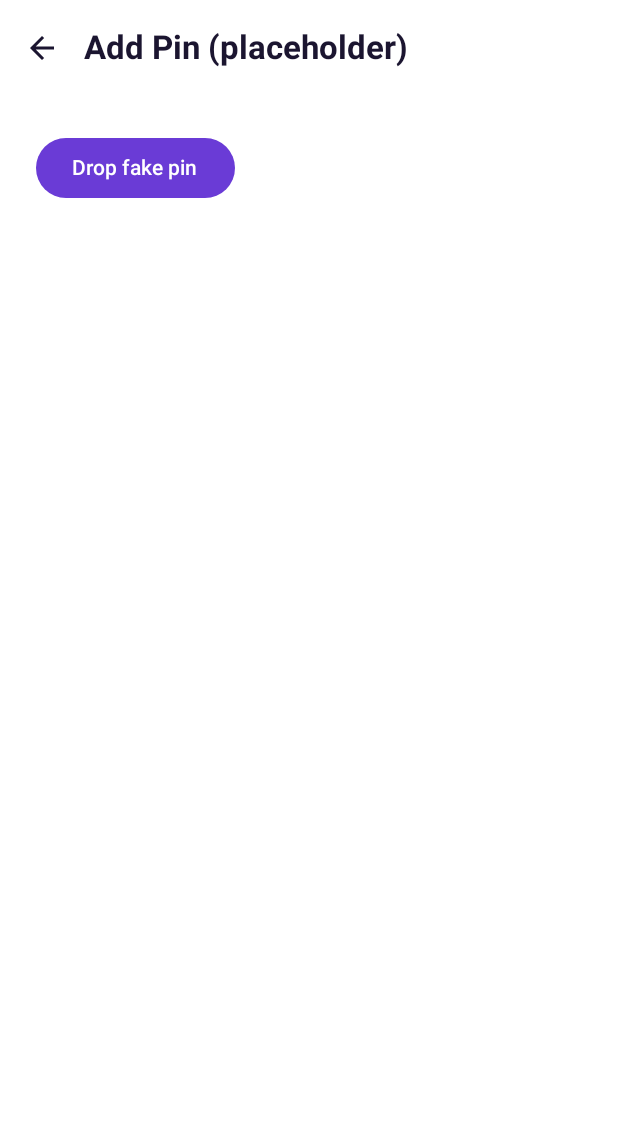
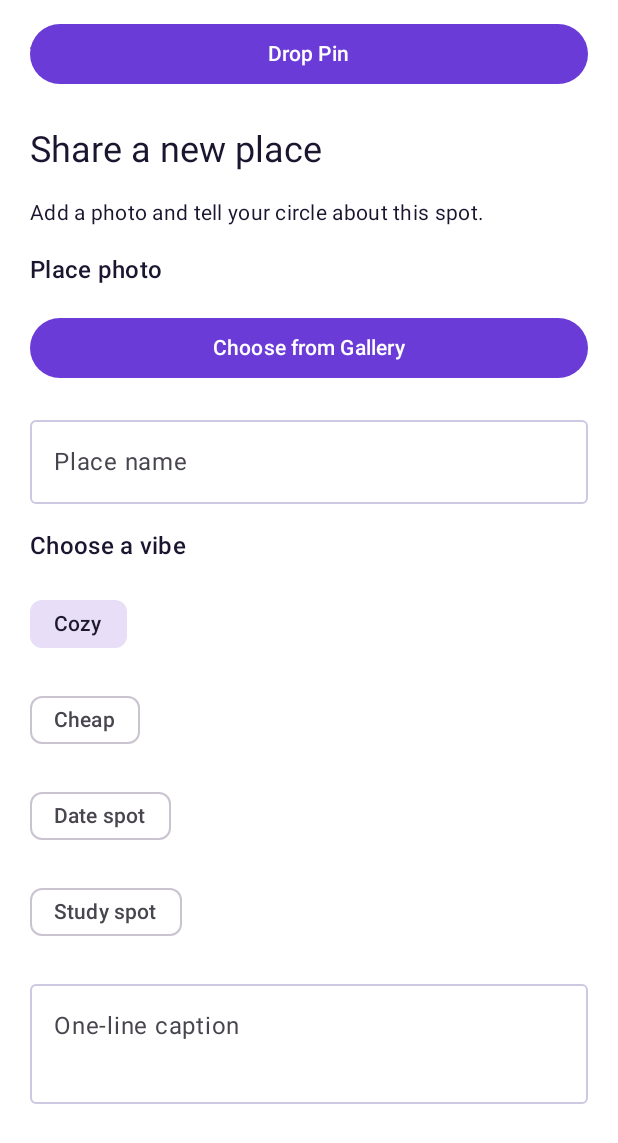
Before and after one commit to houadjeto-dot/Pinam, an Android app built with Jetpack Compose: the composable AddPinScreen called with empty values, on a phone screen of 412 x 824 dp. Shown: the top 1143 px of the screen. Run offline under Robolectric (Android 15) with nearby library versions, the phone set to English and light mode, and no system bars; 16 statements that could not run were skipped.

Commit message:
Add pin form and gallery selection

```diff
--- a/app/src/main/java/com/group2/pinam/ui/screens/AddPinScreen.kt
+++ b/app/src/main/java/com/group2/pinam/ui/screens/AddPinScreen.kt
@@ -1,35 +1,180 @@
 package com.group2.pinam.ui.screens
 
-import androidx.compose.foundation.layout.Column
-import androidx.compose.foundation.layout.padding
-import androidx.compose.material3.Button
-import androidx.compose.material3.Text
-import androidx.compose.runtime.Composable
-import androidx.compose.runtime.rememberCoroutineScope
+import androidx.activity.compose.rememberLauncherForActivityResult
+import androidx.activity.result.PickVisualMediaRequest
+import androidx.activity.result.contract.ActivityResultContracts
+import androidx.compose.foundation.layout.*
+import androidx.compose.foundation.rememberScrollState
+import androidx.compose.foundation.verticalScroll
+import androidx.compose.material3.*
+import androidx.compose.runtime.*
 import androidx.compose.ui.Modifier
 import androidx.compose.ui.unit.dp
-import com.group2.pinam.data.ServiceLocator
-import com.group2.pinam.data.fake.FakeData
-import com.group2.pinam.model.Pin
+import androidx.lifecycle.viewmodel.compose.viewModel
+import coil.compose.AsyncImage
+import com.group2.pinam.model.Vibe
 import com.group2.pinam.ui.components.ScreenScaffold
-import kotlinx.coroutines.launch
 
-// OWNER: Pair 3 (Add Pin). Replace with photo picker, GPS location, place name, vibe chips, caption.
+@OptIn(ExperimentalMaterial3Api::class)
 @Composable
-fun AddPinScreen(circleId: String, onDone: () -> Unit) {
-    val scope = rememberCoroutineScope()
-    ScreenScaffold("Add Pin (placeholder)", onDone) { pad ->
-        Column(Modifier.padding(pad).padding(24.dp)) {
-            Button(onClick = {
-                scope.launch {
-                    ServiceLocator.pins.addPin(
-                        Pin(circleId = circleId, authorId = FakeData.ME, authorName = "Ama",
-                            lat = 5.556, lng = -0.182, placeName = "Test spot", vibe = "Cozy", caption = "Fake pin"),
-                        photoUri = null
+fun AddPinScreen(
+    circleId: String,
+    onDone: () -> Unit
+) {
+    val vm: AddPinViewModel = viewModel()
+
+    val placeName by vm.placeName.collectAsState()
+    val caption by vm.caption.collectAsState()
+    val selectedVibe by vm.selectedVibe.collectAsState()
+    val isSaving by vm.isSaving.collectAsState()
+    val errorMessage by vm.errorMessage.collectAsState()
+
+    var selectedPhotoUri by remember { mutableStateOf<android.net.Uri?>(null) }
+
+    // Gallery photo picker
+    val galleryLauncher = rememberLauncherForActivityResult(
+        contract = ActivityResultContracts.PickVisualMedia()
+    ) { uri ->
+        selectedPhotoUri = uri
+    }
+
+    ScreenScaffold(
+        title = "Add Pin",
+        onBack = onDone
+    ) { pad ->
+
+        Column(
+            modifier = Modifier
+                .padding(pad)
+                .fillMaxSize()
+                .imePadding()
+        ) {
+
+            // Scrollable form
+            Column(
+                modifier = Modifier
+                    .weight(1f)
+                    .fillMaxWidth()
+                    .verticalScroll(rememberScrollState())
+                    .padding(20.dp),
+                verticalArrangement = Arrangement.spacedBy(16.dp)
+            ) {
+
+                Text(
+                    text = "Share a new place",
+                    style = MaterialTheme.typography.headlineSmall
+                )
+
+                Text(
+                    text = "Add a photo and tell your circle about this spot.",
+                    style = MaterialTheme.typography.bodyMedium
+                )
+
+                // Photo section
+                Text(
+                    text = "Place photo",
+                    style = MaterialTheme.typography.titleMedium
+                )
+
+                Button(
+                    onClick = {
+                        galleryLauncher.launch(
+                            PickVisualMediaRequest(
+                                ActivityResultContracts.PickVisualMedia.ImageOnly
+                            )
+                        )
+                    },
+                    modifier = Modifier.fillMaxWidth(),
+                    enabled = !isSaving
+                ) {
+                    Text("Choose from Gallery")
+                }
+
+                // Display selected photo using Coil
+                selectedPhotoUri?.let { uri ->
+                    AsyncImage(
+                        model = uri,
+                        contentDescription = "Selected place photo",
+                        modifier = Modifier
+                            .fillMaxWidth()
+                            .heightIn(max = 250.dp)
                     )
-                    onDone()
                 }
-            }) { Text("Drop fake pin") }
+
+                // Place name
+                OutlinedTextField(
+                    value = placeName,
+                    onValueChange = vm::onPlaceNameChange,
+                    label = { Text("Place name") },
+                    placeholder = {
+                        Text("e.g. My favourite restaurant")
+                    },
+                    modifier = Modifier.fillMaxWidth(),
+                    singleLine = true,
+                    enabled = !isSaving
+                )
+
+                // Vibe selection
+                Text(
+                    text = "Choose a vibe",
+                    style = MaterialTheme.typography.titleMedium
+                )
+
+                Vibe.entries.forEach { vibe ->
+                    FilterChip(
+                        selected = selectedVibe == vibe,
+                        onClick = {
+                            vm.onVibeChange(vibe)
+                        },
+                        label = {
+                            Text(vibe.label)
+                        },
+                        enabled = !isSaving
+                    )
+                }
+
+                // Caption
+                OutlinedTextField(
+                    value = caption,
+                    onValueChange = vm::onCaptionChange,
+                    label = { Text("One-line caption") },
+                    placeholder = {
+                        Text("Tell your circle about this place...")
+                    },
+                    modifier = Modifier.fillMaxWidth(),
+                    minLines = 2,
+                    enabled = !isSaving
+                )
+
+                // Error message
+                errorMessage?.let { message ->
+                    Text(
+                        text = message,
+                        color = MaterialTheme.colorScheme.error
+                    )
+                }
+            }
         }
     }
+// Fixed Drop Pin button
+    Button(
+        onClick = {
+            vm.savePin(
+                circleId = circleId,
+                photoUri = selectedPhotoUri?.toString(),
+                onDone = onDone
+            )
+        },
+        modifier = Modifier
+            .fillMaxWidth()
+            .padding(
+                horizontal = 20.dp,
+                vertical = 12.dp
+            ),
+        enabled = !isSaving
+    ) {
+        Text(
+            if (isSaving) "Saving..." else "Drop Pin"
+        )
+    }
 }
```
Also changed, not shown: app/src/main/java/com/group2/pinam/ui/screens/AddPinViewModel.kt (added, +91 -0 lines).
